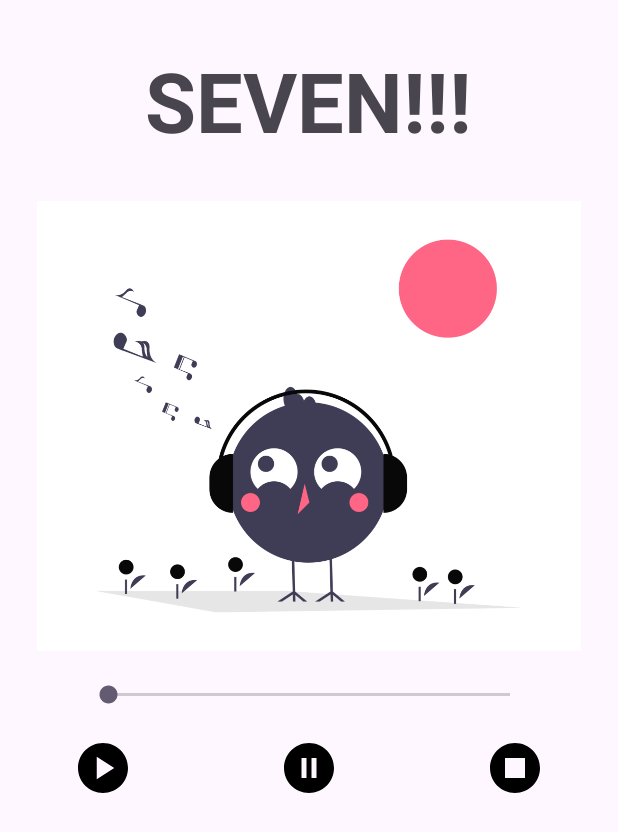
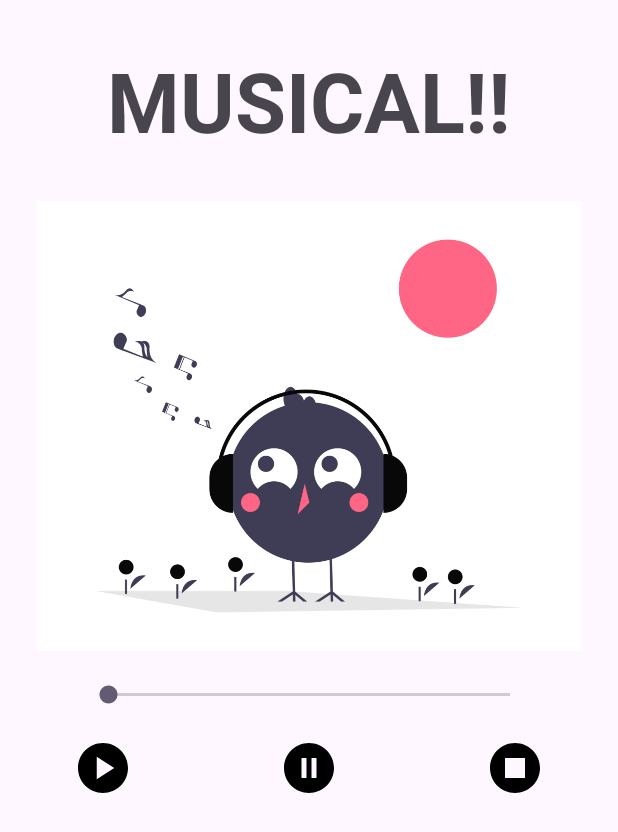
Before and after one commit to Padmaja7664/Music, an Android app: the screen it shows after launch (MainActivity), on a phone screen of 412 x 824 dp. Shown: the top 832 px of the screen. Run offline under Robolectric (Android 15) with nearby library versions, the phone set to English and light mode, and no system bars.

Commit message:
Add new file

```diff
--- a/app/src/main/res/layout/activity_main.xml
+++ b/app/src/main/res/layout/activity_main.xml
@@ -12,7 +12,7 @@
         android:id="@+id/tv"
         android:layout_width="wrap_content"
         android:layout_height="wrap_content"
-        android:text="SEVEN!!!"
+        android:text="MUSICAL!!"
         android:textStyle="bold"
         android:textSize="55dp"
         android:gravity="center"
```
Also changed, not shown: 1 other file.
